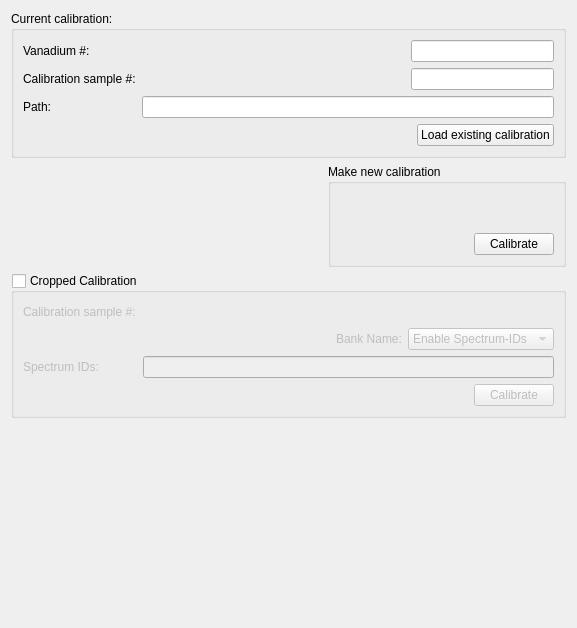
Above: MantidQt/CustomInterfaces/inc/MantidQtCustomInterfaces/EnggDiffraction/EnggDiffractionQtTabCalib.ui from yxqd/mantid before the change. Below: the same form after it.
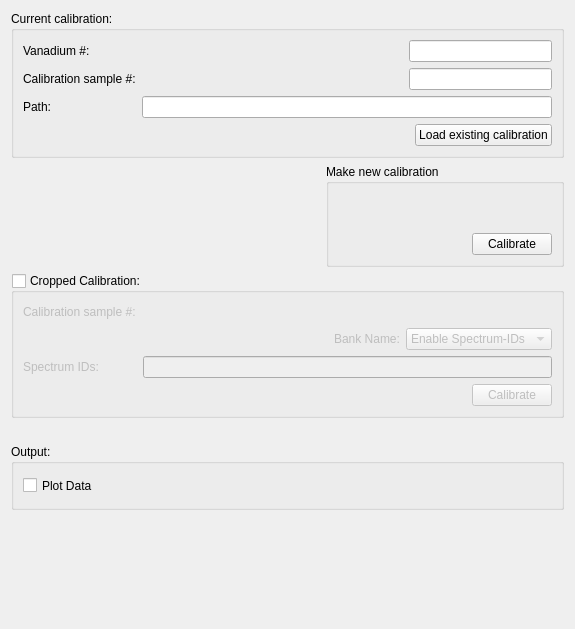
That is the form after the change. Custom widgets are drawn as their Qt base class.

Commit message:
update the calibration GUI, enables user to tick for calib output
refs #15180

What changed in the file:
```diff
--- a/MantidQt/CustomInterfaces/inc/MantidQtCustomInterfaces/EnggDiffraction/EnggDiffractionQtTabCalib.ui
+++ b/MantidQt/CustomInterfaces/inc/MantidQtCustomInterfaces/EnggDiffraction/EnggDiffractionQtTabCalib.ui
@@ -6,8 +6,8 @@
    <rect>
     <x>0</x>
     <y>0</y>
-    <width>577</width>
-    <height>628</height>
+    <width>575</width>
+    <height>629</height>
    </rect>
   </property>
   <property name="windowTitle">
@@ -212,7 +212,7 @@
       <bool>true</bool>
      </property>
      <property name="title">
-      <string>Cropped Calibration </string>
+      <string>Cropped Calibration:</string>
      </property>
      <property name="checkable">
       <bool>true</bool>
@@ -371,6 +371,60 @@
      </layout>
     </widget>
    </item>
+   <item>
+    <spacer name="horizontalSpacer_21">
+     <property name="orientation">
+      <enum>Qt::Horizontal</enum>
+     </property>
+     <property name="sizeHint" stdset="0">
+      <size>
+       <width>554</width>
+       <height>20</height>
+      </size>
+     </property>
+    </spacer>
+   </item>
+   <item>
+    <widget class="QGroupBox" name="groupBox_output_calib">
+     <property name="title">
+      <string>Output:</string>
+     </property>
+     <layout class="QGridLayout" name="gridLayout_3">
+      <item row="0" column="0">
+       <widget class="QCheckBox" name="checkBox_PlotData_Calib">
+        <property name="sizePolicy">
+         <sizepolicy hsizetype="Minimum" vsizetype="Preferred">
+          <horstretch>0</horstretch>
+          <verstretch>0</verstretch>
+         </sizepolicy>
+        </property>
+        <property name="minimumSize">
+         <size>
+          <width>0</width>
+          <height>25</height>
+         </size>
+        </property>
+        <property name="text">
+         <string>Plot Data</string>
+        </property>
+       </widget>
+      </item>
+     </layout>
+    </widget>
+   </item>
+   <item>
+    <spacer name="horizontalSpacer_20">
+     <property name="orientation">
+      <enum>Qt::Horizontal</enum>
+     </property>
+     <property name="sizeHint" stdset="0">
+      <size>
+       <width>554</width>
+       <height>20</height>
+      </size>
+     </property>
+    </spacer>
+   </item>
    <item>
     <spacer name="verticalSpacer">
      <property name="orientation">
```
